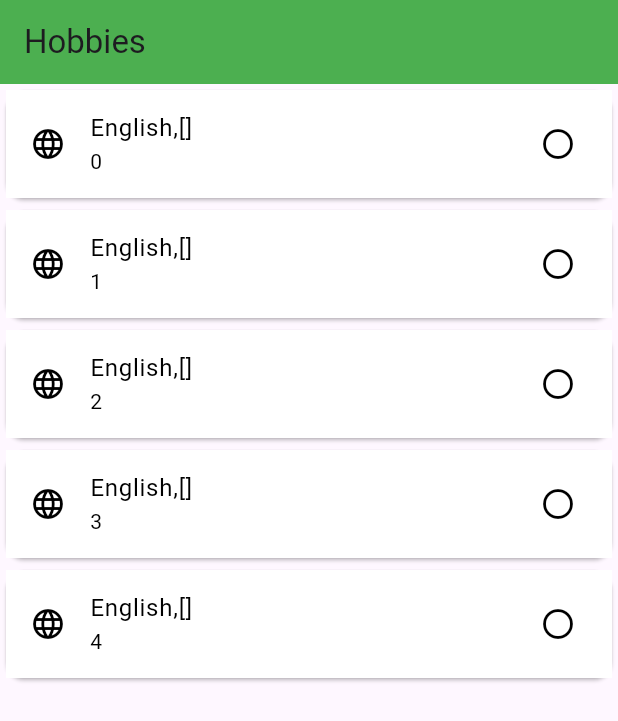
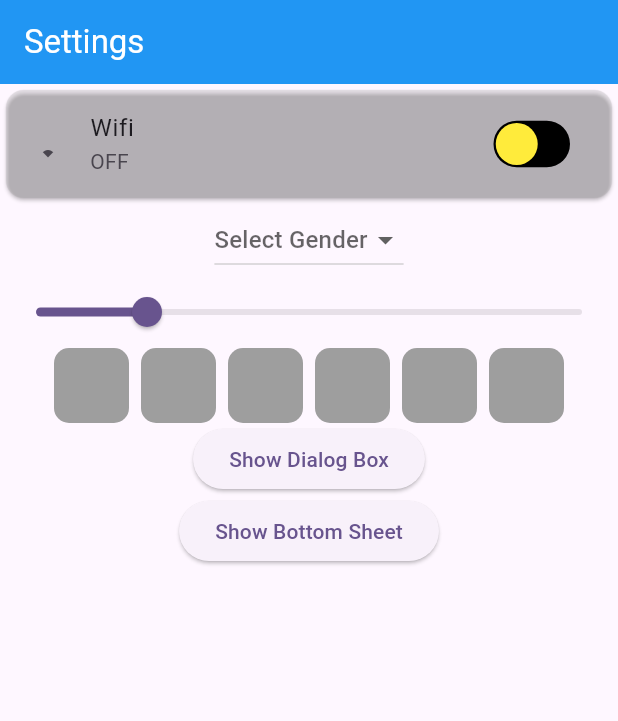
Before and after one commit to AbRehman536/junaid_frontend, a Flutter app: the screen it shows after launch, on a phone screen of 412 x 824 dp. Shown: the top 721 px of the screen. Run offline on Flutter 3.47's test engine with Material 3 defaults, Android fonts, the phone set to English and light mode, and no system bars; drawn by our look-alikes of pinput; our stand-ins replace smooth_page_indicator.

Commit message:
Settings Done

```diff
--- a/lib/main.dart
+++ b/lib/main.dart
@@ -9,6 +9,7 @@ import 'package:junaid_frontend/provider/provider.dart';
 import 'package:junaid_frontend/row_col.dart';
 import 'package:junaid_frontend/selections/multiple.dart';
 import 'package:junaid_frontend/selections/single.dart';
+import 'package:junaid_frontend/settings.dart';
 import 'package:junaid_frontend/textfields.dart';
 import 'package:provider/provider.dart';
 
@@ -47,7 +48,7 @@ class MyApp extends StatelessWidget {
         // tested with just a hot reload.
         colorScheme: ColorScheme.fromSeed(seedColor: Colors.deepPurple),
       ),
-      home: MultipleSelection()
+      home: SettingsScreen()
     );
   }
 }
--- /dev/null
+++ b/lib/settings.dart
@@ -0,0 +1,161 @@
+import 'package:flutter/cupertino.dart';
+import 'package:flutter/material.dart';
+import 'package:junaid_frontend/textfields.dart';
+import 'package:pinput/pinput.dart';
+
+class SettingsScreen extends StatefulWidget {
+  const SettingsScreen({super.key});
+
+  @override
+  State<SettingsScreen> createState() => _SettingsScreenState();
+}
+
+class _SettingsScreenState extends State<SettingsScreen> {
+  ///Switch
+  bool isSwitchON = false;
+  ///Drop down
+  List<String> genderList = ["Male", "Female", "Others"];
+  String? selectedGender;
+  ///Slider
+  double currentValue = 20;
+  @override
+  Widget build(BuildContext context) {
+    return Scaffold(
+      appBar: AppBar(
+        title: Text("Settings"),
+        backgroundColor: Colors.blue,
+        foregroundColor: Colors.white,
+      ),
+      body: Center(
+        child: Column(
+          children: [
+            Card(
+              color: isSwitchON ? Colors.green : Colors.grey.withOpacity(0.2),
+              child: ListTile(
+                leading: Icon(isSwitchON ? Icons.wifi : Icons.wifi_1_bar),
+                title: Text("Wifi"),
+                subtitle: Text(isSwitchON ? "ON" : "OFF"),
+                trailing:  CupertinoSwitch(
+                  activeColor: Colors.blue,
+                    inactiveTrackColor: Colors.black,
+                    thumbColor: Colors.red,
+                    inactiveThumbColor: Colors.yellow,
+                    value: isSwitchON,
+                    onChanged: (val){
+                      setState(() {
+                        isSwitchON = val;
+                      });
+                    }),
+              ),
+            ),
+            if(isSwitchON == true)
+              Center(child: Text("Wifi On"),),
+            DropdownButton(
+              hint: Text("Select Gender"),
+                value: selectedGender,
+                items: genderList.map((gender){
+                  return DropdownMenuItem(
+                      value: gender,
+                      child: Text(gender.toString()));
+                }).toList(),
+                onChanged: (val){
+                setState(() {
+                  selectedGender = val;
+                });
+                }),
+            Slider(
+                value: currentValue,
+                min: 0,
+                max: 100,
+                divisions: 100,
+                label: currentValue.round().toString(),
+                onChanged: (val){
+                  setState(() {
+                    currentValue = val;
+                  });
+                }),
+
+            Pinput(
+              length: 6,
+              showCursor: true,
+              onCompleted: (value){
+                print(value);
+              },
+              defaultPinTheme: PinTheme(
+                height: 50,
+                width: 50,
+                decoration: BoxDecoration(
+                  color: Colors.grey,
+                  borderRadius: BorderRadius.circular(10)
+                ),
+                textStyle: TextStyle(
+                  fontWeight: FontWeight.w900,
+                  fontSize: 30,
+                  color: Colors.red
+                )
+              ),
+            ),
+            ElevatedButton(onPressed: (){
+              showDialog(
+                barrierDismissible: false,
+                  context: context,
+                builder: (BuildContext context) {
+                    return AlertDialog(
+                      title: Text("Thank You!"),
+                      content: Text("Login Successfully"),
+                      actions: [
+                        TextButton(onPressed: (){
+                          Navigator.pop(context);
+                        }, child: Text("Back")),
+                        TextButton(onPressed: (){
+                          Navigator.push(context, MaterialPageRoute(builder: (context)=> LoginScreen()));
+                        }, child: Text("Next")),
+                      ],
+                    );
+                }, );
+            }, child: Text("Show Dialog Box")),
+            ElevatedButton(onPressed: (){
+              showModalBottomSheet(
+                isDismissible: false,
+                  context: context,
+                builder: (BuildContext context) {
+                    return Padding(
+                      padding: const EdgeInsets.all(18.0),
+                      child: Column(
+                        children: [
+                          Row(
+                            mainAxisAlignment: MainAxisAlignment.spaceBetween,
+                            children: [
+                              Text("Profile"),
+                              GestureDetector(
+                                  onTap: (){
+                                    Navigator.pop(context);
+                                  },
+                                  child: Icon(Icons.cancel))
+                            ],
+                          ),
+                          ListTile(
+                            title: Text("Name"),
+                            trailing: Text("Abdullah"),
+                          ),
+                          ListTile(
+                            title: Text("Age"),
+                            trailing: Text("26"),
+                          ),
+                          ListTile(
+                            title: Text("City"),
+                            trailing: Text("Islamabad"),
+                          ),
+                        ],
+                      ),
+                    );
+              },);
+            }, child: Text("Show Bottom Sheet"))
+
+
+          ],
+        ),
+      ),
+    );
+  }
+}
--- a/pubspec.yaml
+++ b/pubspec.yaml
@@ -37,6 +37,7 @@ dependencies:
   smooth_page_indicator: ^2.0.1
   intl: ^0.20.3
   provider:
+  pinput: ^6.0.2
 
 
 dev_dependencies:
```
Also changed, not shown: pubspec.lock.
